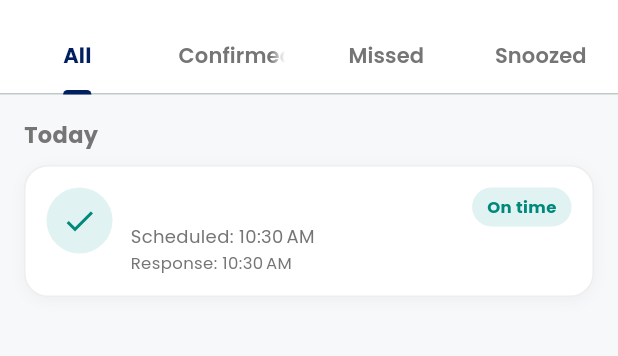
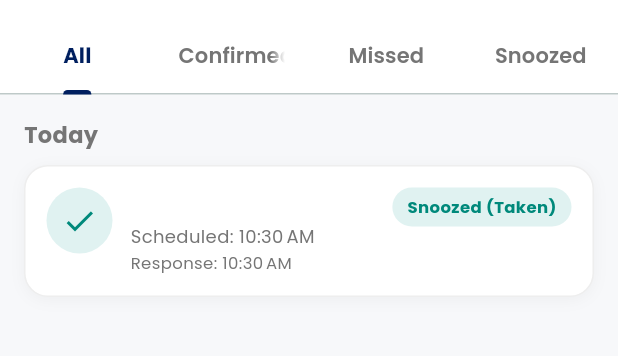
Before and after one commit to ChapaBandara/carelanka-health-app, a Flutter app: the SnoozedMedicationScreen screen opened by its route, after a tap on "Take it now instead", after a tap on "View Today's Medications", on a phone screen of 412 x 824 dp, the part 63-419 px from its top. Run offline on Flutter 3.47's test engine with Material 3 defaults, Android fonts, the phone set to English and light mode, and no system bars; our stand-ins replace cloud_firestore, firebase_auth, firebase_core, firebase_storage, fl_chart, flutter_local_notifications and 9 more; missing offline and left inert: mobile_scanner; accounts and stored records are empty; generated files the repository leaves out were written again.

Commit message:
Update project

```diff
--- a/lib/screens/medications/reminder_history_screen.dart
+++ b/lib/screens/medications/reminder_history_screen.dart
@@ -95,6 +95,11 @@ class _ReminderHistoryScreenState extends State<ReminderHistoryScreen>
     var status = (d['status'] as String? ?? 'confirmed').toLowerCase();
     if (status == 'taken') status = 'confirmed';
 
+    final snoozeUntil = d['snoozeUntil'] is Timestamp
+        ? (d['snoozeUntil'] as Timestamp).toDate()
+        : null;
+    final wasSnoozed = d['wasSnoozed'] as bool? ?? (snoozeUntil != null);
+
     return {
       'logId': doc.id,
       'medicationId': d['medicationId'] as String? ?? '',
@@ -108,10 +113,9 @@ class _ReminderHistoryScreenState extends State<ReminderHistoryScreen>
       'scheduledAt': scheduledAt,
       'actualAt': actualAt,
       'status': status,
+      'wasSnoozed': wasSnoozed,
       'responseLatencyMinutes': d['responseLatencyMinutes'] as int? ?? 0,
-      'snoozeUntil': d['snoozeUntil'] is Timestamp
-          ? (d['snoozeUntil'] as Timestamp).toDate()
-          : null,
+      'snoozeUntil': snoozeUntil,
     };
   }
 
@@ -309,10 +313,26 @@ class _FirestoreLogTab extends StatelessWidget {
             .where(matchesSearch)
             .toList();
 
-        // Deduplicate: for the same medicationId + scheduled hour + minute,
-        // keep only the highest-priority entry.
-        // Priority (lower int = higher priority):
-        //   confirmed=0 > snoozed=1 > skipped=2 > missed=3 > pending=4
+        // 1. Filter items by tab criteria FIRST
+        var tabItems = allItems;
+        if (filterStatus != null) {
+          tabItems = allItems.where((item) {
+            final st = (item['status'] as String? ?? '').toLowerCase();
+            final wasSnoozed = (item['wasSnoozed'] as bool? ?? false) || item['snoozeUntil'] != null;
+
+            if (filterStatus == 'confirmed') {
+              return st == 'confirmed' || st == 'taken';
+            } else if (filterStatus == 'snoozed') {
+              return st == 'snoozed' || wasSnoozed;
+            } else if (filterStatus == 'missed') {
+              return st == 'missed';
+            }
+            return st == filterStatus;
+          }).toList();
+        }
+
+        // 2. Deduplicate: for the same medicationId + scheduled hour + minute,
+        // keep only the highest-priority entry for this tab.
         int statusPriority(String s) {
           switch (s) {
             case 'confirmed':
@@ -330,12 +350,15 @@ class _FirestoreLogTab extends StatelessWidget {
         }
 
         final bestItems = <String, Map<String, dynamic>>{};
-        for (final item in allItems) {
+        for (final item in tabItems) {
+          final logId = item['logId'] as String? ?? '';
           final medId = item['medicationId'] as String? ?? '';
           final scheduledAt = item['scheduledAt'] as DateTime?;
-          final key = scheduledAt != null
-              ? '${medId}_${scheduledAt.hour}_${scheduledAt.minute}'
-              : medId;
+          final key = (filterStatus == null && logId.isNotEmpty)
+              ? logId
+              : (scheduledAt != null
+                  ? '${medId}_${scheduledAt.hour}_${scheduledAt.minute}'
+                  : medId);
           final status = item['status'] as String? ?? 'pending';
           if (!bestItems.containsKey(key) ||
               statusPriority(status) <
@@ -353,14 +376,6 @@ class _FirestoreLogTab extends StatelessWidget {
             return bT.compareTo(aT);
           });
 
-        if (filterStatus != null) {
-          items = items.where((item) {
-            final st = (item['status'] as String? ?? '').toLowerCase();
-            if (filterStatus == 'confirmed') return st == 'confirmed' || st == 'taken';
-            return st == filterStatus;
-          }).toList();
-        }
-
         if (items.isEmpty) {
           return EmptyListPlaceholder(
             icon: emptyIcon,
@@ -369,7 +384,7 @@ class _FirestoreLogTab extends StatelessWidget {
           );
         }
 
-        return _GroupedLogList(items: items);
+        return _GroupedLogList(items: items, filterStatus: filterStatus);
       },
     );
   }
@@ -380,9 +395,10 @@ class _FirestoreLogTab extends StatelessWidget {
 // ─────────────────────────────────────────────────────────────────────────────
 
 class _GroupedLogList extends StatelessWidget {
-  const _GroupedLogList({required this.items});
+  const _GroupedLogList({required this.items, this.filterStatus});
 
   final List<Map<String, dynamic>> items;
+  final String? filterStatus;
 
   String _dateGroupFor(DateTime scheduledAt) {
     final now = DateTime.now();
@@ -436,7 +452,7 @@ class _GroupedLogList extends StatelessWidget {
             ...groupItems.map(
               (item) => Padding(
                 padding: const EdgeInsets.only(bottom: 12),
-                child: _ReminderLogCard(data: item),
+                child: _ReminderLogCard(data: item, filterStatus: filterStatus),
               ),
             ),
           ],
@@ -451,14 +467,15 @@ class _GroupedLogList extends StatelessWidget {
 // ─────────────────────────────────────────────────────────────────────────────
 
 class _ReminderLogCard extends StatelessWidget {
-  const _ReminderLogCard({required this.data});
+  const _ReminderLogCard({required this.data, this.filterStatus});
 
   final Map<String, dynamic> data;
+  final String? filterStatus;
 
   @override
   Widget build(BuildContext context) {
     final status = data['status'] as String? ?? 'confirmed';
-    final style = _statusStyle(status);
+    final wasSnoozed = (data['wasSnoozed'] as bool? ?? false) || data['snoozeUntil'] != null;
     final medicationName = data['medicationName'] as String? ?? 'Medication';
     final medicationDosage = data['medicationDosage'] as String? ?? '';
     final scheduledAt = data['scheduledAt'] as DateTime?;
@@ -470,7 +487,10 @@ class _ReminderLogCard extends StatelessWidget {
     final actualLabel =
         actualAt != null ? DateFormat.jm().format(actualAt) : null;
 
-    final badge = _badgeText(status, latency, actualLabel);
+    final displayStatus = (filterStatus == 'snoozed' && wasSnoozed) ? 'snoozed' : status;
+    final style = _statusStyle(displayStatus);
+
+    final badge = _badgeText(status, latency, actualLabel, wasSnoozed);
 
     return Container(
       padding: const EdgeInsets.all(14),
@@ -566,7 +586,13 @@ class _ReminderLogCard extends StatelessWidget {
     );
   }
 
-  String _badgeText(String status, int latency, String? actualLabel) {
+  String _badgeText(String status, int latency, String? actualLabel, bool wasSnoozed) {
+    if (filterStatus == 'snoozed') {
+      if (status == 'confirmed' || status == 'taken') {
+        return 'Snoozed (Taken)';
+      }
+      return 'Snoozed';
+    }
     switch (status) {
       case 'missed':
         return 'No response';
@@ -577,6 +603,9 @@ class _ReminderLogCard extends StatelessWidget {
       case 'pending':
         return 'Pending';
       case 'confirmed':
+        if (wasSnoozed) {
+          return latency > 0 ? '+$latency min (Snoozed)' : 'Snoozed (Taken)';
+        }
         if (latency > 0) return '+$latency min';
         return 'On time';
       default:
--- a/lib/screens/medications/snoozed_medication_screen.dart
+++ b/lib/screens/medications/snoozed_medication_screen.dart
@@ -176,6 +176,7 @@ class _SnoozedMedicationScreenState extends State<SnoozedMedicationScreen> {
                           responseLatencyMinutes: latency,
                           existingLogId: existingLogId,
                           medicationDosage: dosage,
+                          wasSnoozed: true,
                         );
 
                         await AdherenceService().decrementStock(medicationId, userId);
--- a/lib/screens/medications/taking_medication_screen.dart
+++ b/lib/screens/medications/taking_medication_screen.dart
@@ -198,6 +198,7 @@ class TakingMedicationScreen extends StatelessWidget {
       status: 'snoozed',
       snoozeUntil: snoozeUntil,
       existingLogId: dose.logId,
+      wasSnoozed: true,
     );
     if (!context.mounted) return;
     Navigator.pushReplacementNamed(
--- a/lib/services/reminder_service.dart
+++ b/lib/services/reminder_service.dart
@@ -206,6 +206,7 @@ class ReminderService {
         'scheduledTime': scheduledAt,
         'actualResponseTime': actualResponseTime,
         'snoozeUntil': snoozeUntil,
+        'wasSnoozed': d['wasSnoozed'] as bool? ?? (snoozeUntil != null),
         'status': status,
       });
     }
@@ -497,8 +498,12 @@ class ReminderService {
     DateTime? snoozeUntil,
     String? existingLogId,
     String medicationDosage = '',
+    bool wasSnoozed = false,
   }) async {
-    final payload = {
+    final isSnoozedStatus = status.toLowerCase() == 'snoozed';
+    final effectiveWasSnoozed = wasSnoozed || isSnoozedStatus || snoozeUntil != null;
+
+    final payload = <String, dynamic>{
       'userId': userId,
       'medicationId': medicationId,
       'medicationName': medicationName,
@@ -509,6 +514,7 @@ class ReminderService {
       'status': status,
       'responseLatencyMinutes': responseLatencyMinutes,
       'createdAt': Timestamp.fromDate(DateTime.now()),
+      if (effectiveWasSnoozed) 'wasSnoozed': true,
       if (snoozeUntil != null) 'snoozeUntil': Timestamp.fromDate(snoozeUntil),
     };
 
@@ -534,6 +540,13 @@ class ReminderService {
         }).toList();
 
         if (matches.isNotEmpty) {
+          final existingData = matches.first.data();
+          if (existingData['wasSnoozed'] == true || existingData['snoozeUntil'] != null) {
+            payload['wasSnoozed'] = true;
+            if (existingData['snoozeUntil'] != null && payload['snoozeUntil'] == null) {
+              payload['snoozeUntil'] = existingData['snoozeUntil'];
+            }
+          }
           await _col.doc(matches.first.id).set(payload, SetOptions(merge: true));
         } else {
           await _col.add(payload);
@@ -901,6 +914,7 @@ class ReminderService {
               .toDouble(),
         },
         'status': status,
+        if (status.toLowerCase() == 'snoozed') 'wasSnoozed': true,
         'createdAt': Timestamp.fromDate(DateTime.now()),
       });
       final lowerStatus = status.toLowerCase();
```
Also changed, not shown: lib/screens/home/dashboard_screen.dart (+11 -5 lines), lib/services/adherence_service.dart (+11 -6 lines), lib/services/report_service.dart (+6 -3 lines).
